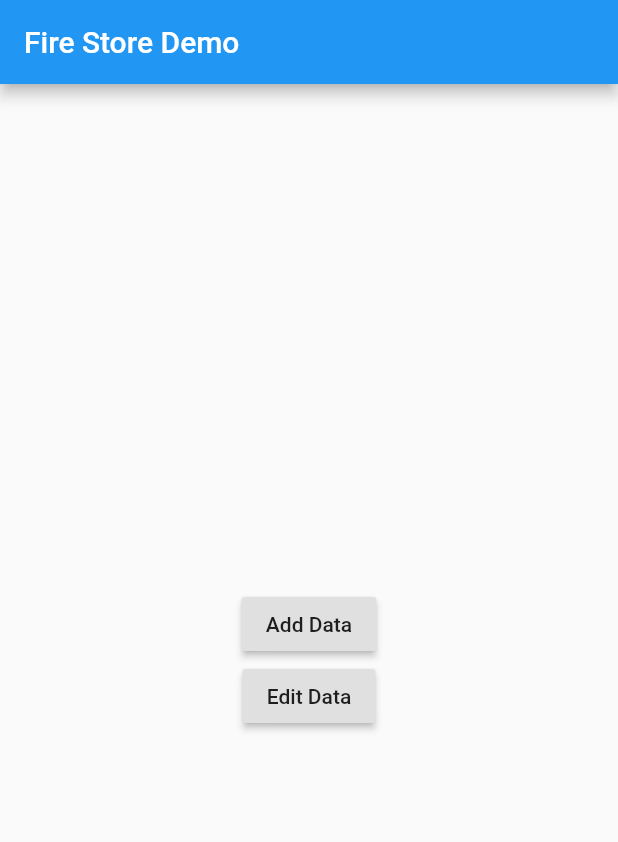
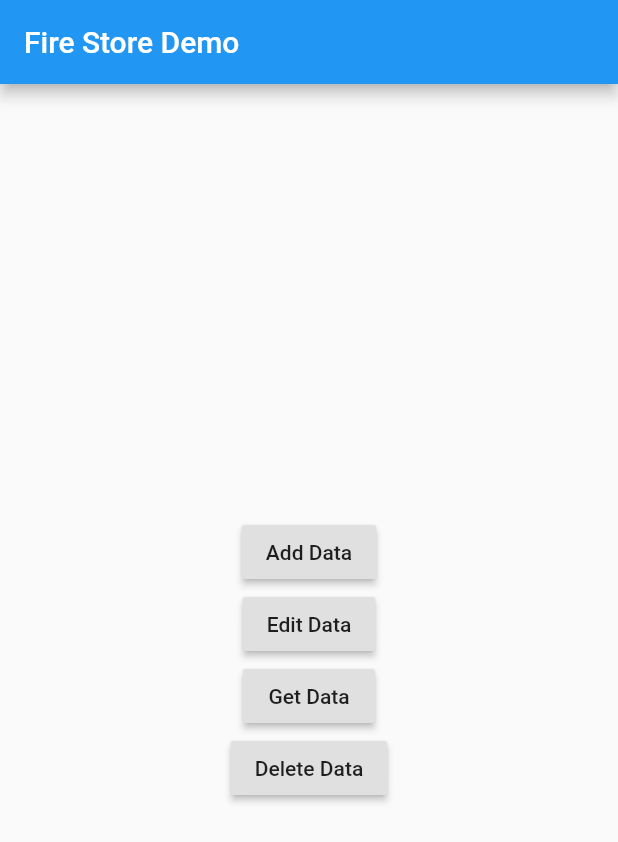
Before and after one commit to ardhikarafi/flutter-fundamental-firebase, a Flutter app: the screen it shows after launch, on a phone screen of 412 x 824 dp. Shown: the top 842 px of the screen. Run offline on Flutter 3.47's test engine with Material 2 defaults, Android fonts, the phone set to English and light mode, and no system bars; our stand-ins replace cloud_firestore, firebase_auth, firebase_core; accounts and stored records are empty.

Commit message:
CRUD Firestore

```diff
--- a/lib/database_services.dart
+++ b/lib/database_services.dart
@@ -1,9 +1,11 @@
 import 'package:cloud_firestore/cloud_firestore.dart';
 
 class DatabaseServices {
+//INFO TEMPAT COLLECTION
   static CollectionReference productCollection =
       FirebaseFirestore.instance.collection('products');
 
+//CREATE OR UPDATE DB
   static Future<void> createOrUpdateProduct(String id,
       {String name, int price}) async {
     await productCollection.doc(id).set({
@@ -11,4 +13,14 @@ class DatabaseServices {
       'harga': price,
     });
   }
+
+//READ DATA
+  static Future<DocumentSnapshot> getProduct(String id) async {
+    return await productCollection.doc(id).get();
+  }
+
+//DELETE DATA
+  static Future<void> deleteProduct(String id) async {
+    await productCollection.doc(id).delete();
+  }
 }
--- a/lib/main.dart
+++ b/lib/main.dart
@@ -1,3 +1,4 @@
+import 'package:cloud_firestore/cloud_firestore.dart';
 import 'package:firebase_core/firebase_core.dart';
 import 'package:flutter/material.dart';
 import 'package:google_auth_firebase/auth_services.dart';
@@ -43,6 +44,21 @@ class MyApp extends StatelessWidget {
                     DatabaseServices.createOrUpdateProduct("1",
                         name: "Hand Stabilizer", price: 250000);
                   },
+                ),
+                RaisedButton(
+                  child: Text("Get Data"),
+                  onPressed: () async {
+                    DocumentSnapshot snapshot =
+                        await DatabaseServices.getProduct("1");
+                    print(snapshot.data()['nama']);
+                    print(snapshot.data()['harga']);
+                  },
+                ),
+                RaisedButton(
+                  child: Text("Delete Data"),
+                  onPressed: () async {
+                    await DatabaseServices.deleteProduct("1");
+                  },
                 )
               ],
             ),
```
